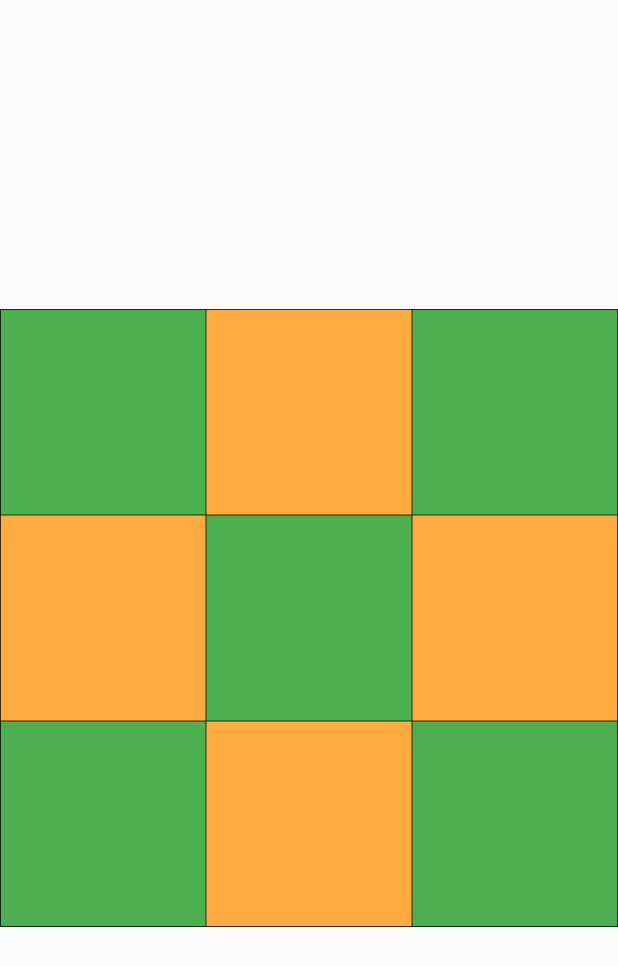
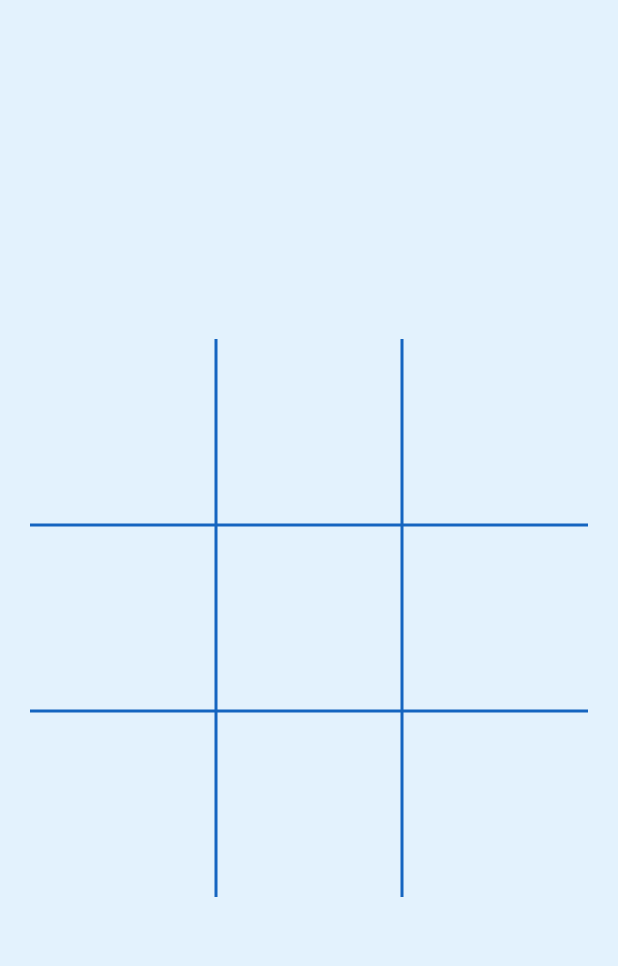
Before and after one commit to MarcosPeas/flutter-tictactoe, a Flutter app: the screen it shows after launch, on a phone screen of 412 x 824 dp. Shown: the top 966 px of the screen. Run offline on Flutter 3.47's test engine with Material 2 defaults, Android fonts, the phone set to English and light mode, and no system bars; our stand-ins replace flutter_mobx, mobx; generated files the repository leaves out were written again; statements that could not run were skipped.

Commit message:
Cria as células da tabela

```diff
--- a/lib/tictactoe/components/cell/cell_widget.dart
+++ b/lib/tictactoe/components/cell/cell_widget.dart
@@ -1,27 +1,57 @@
 import 'package:flutter/material.dart';
+import 'package:flutter_mobx/flutter_mobx.dart';
+import 'package:tic_tac_toe/tictactoe/components/cell/cell_controller.dart';
 
 class CellWidget extends StatelessWidget {
-  int _x;
-  int _y;
+  CellController _controller = CellController();
 
-  CellWidget(this._x, this._y);
+  CellWidget(int x, int y) {
+    _controller.x = x;
+    _controller.y = y;
+  }
 
   @override
   Widget build(BuildContext context) {
+    return Observer(builder: (_) {
       return AspectRatio(
         aspectRatio: 1 / 1,
         child: GestureDetector(
-        onTap: (){
-          print('$_x-$_y');
+          onTap: () {
+            print('${_controller.x}-${_controller.y}');
+            int n = (_controller.x + _controller.y) % 2;
+            _controller.cellType = n == 0 ? CellType.CROSS : CellType.CIRCLE;
           },
           child: Container(
             color: _color(),
+            child: _icon(),
           ),
         ),
+      );
+    });
+  }
+
+  Widget _icon() {
+    if (_controller.cellType == CellType.NULL) {
+      return Container();
+    }
+    return _controller.cellType == CellType.CROSS ? _cross() : _circle();
+  }
+
+  Widget _cross() {
+    return Icon(
+      Icons.clear,
+      size: 76,
+    );
+  }
+
+  Widget _circle() {
+    return Icon(
+      Icons.panorama_fish_eye,
+      size: 70,
     );
   }
 
   Color _color() {
-    return (_x + _y) % 2 == 0 ? Colors.green : Colors.orangeAccent;
+    return _controller.selected ? Colors.orange : Color(0x00ffffff);
   }
 }
--- a/lib/tictactoe/components/table/table_widget.dart
+++ b/lib/tictactoe/components/table/table_widget.dart
@@ -14,7 +14,7 @@ class TableWidget extends StatelessWidget {
 
   Widget _table() {
     return Table(
-      border: TableBorder.all(color: Colors.black, width: 0.5),
+      border: TableBorder.symmetric(inside: BorderSide(color: Colors.blue[800], width: 2)),
       children: _tableRowList(),
     );
   }
--- a/lib/tictactoe/tic_tac_toe_page.dart
+++ b/lib/tictactoe/tic_tac_toe_page.dart
@@ -1,7 +1,7 @@
 import 'package:flutter/material.dart';
 import 'package:tic_tac_toe/state_machine/states/start_menu_state.dart';
+import 'package:tic_tac_toe/tictactoe/components/menus/start_manu.dart';
 import 'package:tic_tac_toe/tictactoe/components/table/table_widget.dart';
-import 'file:///C:/cursos/tic_tac_toe/tic_tac_toe/lib/tictactoe/components/menus/start_manu.dart';
 import 'package:tic_tac_toe/tictactoe/tic_tac_toe_controller.dart';
 
 class TicTacToePage extends StatefulWidget {
@@ -10,7 +10,6 @@ class TicTacToePage extends StatefulWidget {
 }
 
 class _TicTacToePageState extends State<TicTacToePage> {
-
   TicTacToeController _controller = TicTacToeController();
 
   @override
@@ -24,7 +23,13 @@ class _TicTacToePageState extends State<TicTacToePage> {
     return Scaffold(
       body: Stack(
         children: [
-          TableWidget(),
+          Container(
+            color: Color(0xffe3f2fd),
+          ),
+          Padding(
+            padding: const EdgeInsets.all(20.0),
+            child: TableWidget(),
+          ),
           //_startMenu()
         ],
       ),
```
Also changed, not shown: lib/tictactoe/components/cell/cell_controller.dart (added, +18 -0 lines), lib/tictactoe/components/cell/cell_controller.g.dart (added). Lines whose indentation alone changed are shown as unchanged.
